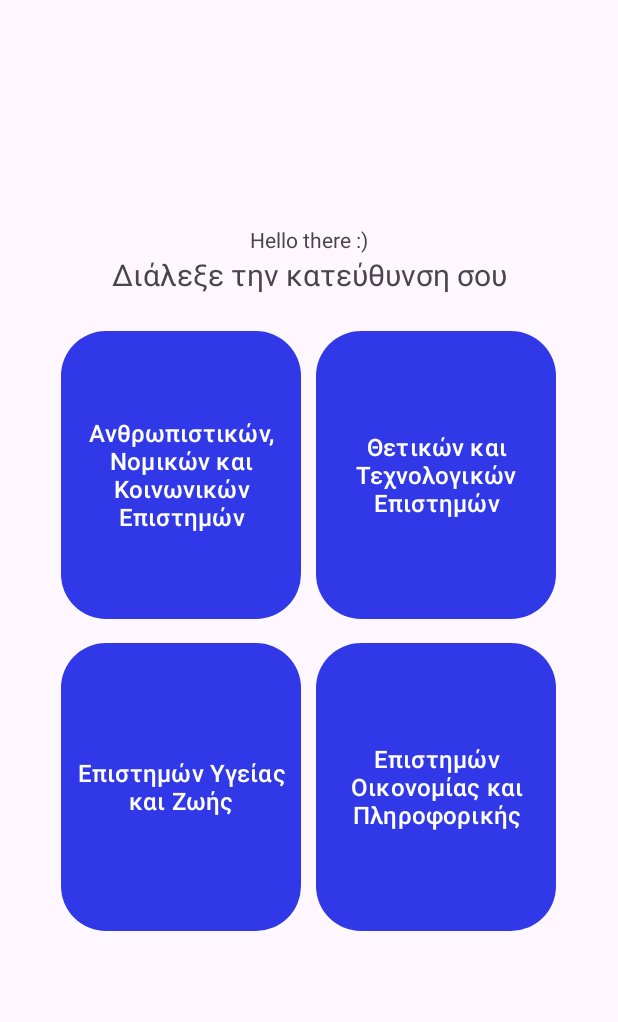
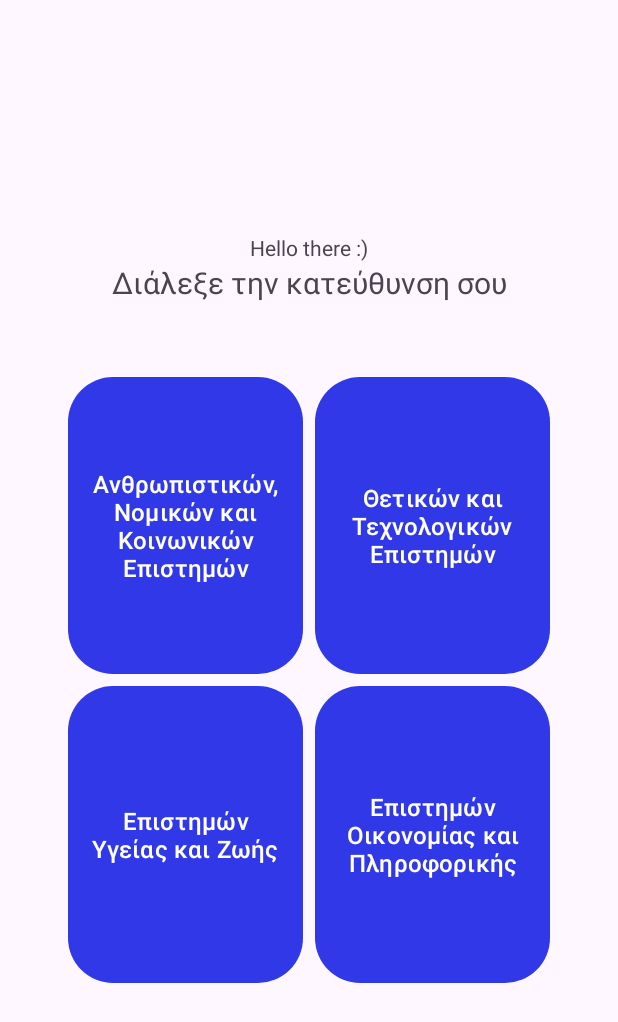
Before and after one commit to Konsttakis/CourseAndroidDev, an Android app: the screen it shows after launch (LaunchingActivity), on a phone screen of 412 x 824 dp. Shown: the top 1022 px of the screen. Run offline under Robolectric (Android 15) with nearby library versions, the phone set to English and light mode, and no system bars.

Commit message:
made launching page responsive

```diff
--- a/app/src/main/res/layout/activity_launching.xml
+++ b/app/src/main/res/layout/activity_launching.xml
@@ -11,11 +11,13 @@
         android:id="@+id/textView"
         android:layout_width="wrap_content"
         android:layout_height="wrap_content"
-        android:layout_marginTop="150dp"
         android:text="Hello there :)"
+        app:layout_constraintBottom_toTopOf="@+id/textView2"
         app:layout_constraintEnd_toEndOf="parent"
         app:layout_constraintStart_toStartOf="parent"
-        app:layout_constraintTop_toTopOf="parent" />
+        app:layout_constraintTop_toTopOf="parent"
+        app:layout_constraintVertical_bias="0.2"
+        app:layout_constraintVertical_chainStyle="packed" />
 
     <TextView
         android:id="@+id/textView2"
@@ -23,33 +25,19 @@
         android:layout_height="wrap_content"
         android:text="Διάλεξε την κατεύθυνση σου"
         android:textSize="20sp"
+        app:layout_constraintBottom_toBottomOf="parent"
         app:layout_constraintEnd_toEndOf="parent"
         app:layout_constraintStart_toStartOf="parent"
         app:layout_constraintTop_toBottomOf="@+id/textView" />
 
-    <LinearLayout
-        android:layout_width="match_parent"
-        android:layout_height="wrap_content"
-        android:layout_marginTop="20dp"
-        android:gravity="center"
-        android:orientation="vertical"
-        app:layout_constraintTop_toBottomOf="@+id/textView2"
-        tools:layout_editor_absoluteX="-27dp">
-
-
-        <LinearLayout
-            android:id="@+id/linearLayout"
-            android:layout_width="match_parent"
-            android:layout_height="wrap_content"
-            android:gravity="center"
-            android:orientation="horizontal"
-            app:layout_constraintTop_toBottomOf="@+id/textView2"
-            tools:layout_editor_absoluteX="0dp">
 
     <Button
         android:id="@+id/humanStudiesButton"
-                android:layout_width="160dp"
-                android:layout_height="200dp"
+        android:layout_width="0dp"
+        android:layout_height="0dp"
+        android:layout_margin="4dp"
+        android:insetTop="0dp"
+        android:insetBottom="0dp"
         android:onClick="openMainActivity"
         android:paddingLeft="4dp"
         android:paddingRight="4dp"
@@ -57,19 +45,18 @@
         android:textAlignment="center"
         android:textSize="16sp"
         app:cornerRadius="30dp"
-                app:layout_constraintEnd_toStartOf="@+id/scienceStudiesButton"
-                app:layout_constraintHorizontal_bias="1.0"
-                app:layout_constraintStart_toStartOf="parent"
-                app:layout_constraintTop_toTopOf="parent" />
-
-            <View
-                android:layout_width="10dp"
-                android:layout_height="match_parent" />
+        app:layout_constraintBottom_toTopOf="@+id/guideline5"
+        app:layout_constraintEnd_toStartOf="@id/guideline2"
+        app:layout_constraintStart_toStartOf="@id/guideline"
+        app:layout_constraintTop_toTopOf="@+id/guideline3" />
 
     <Button
         android:id="@+id/scienceStudiesButton"
-                android:layout_width="160dp"
-                android:layout_height="200dp"
+        android:layout_width="0dp"
+        android:layout_height="0dp"
+        android:layout_margin="4dp"
+        android:insetTop="0dp"
+        android:insetBottom="0dp"
         android:onClick="openMainActivity"
         android:paddingLeft="4dp"
         android:paddingRight="4dp"
@@ -77,24 +64,18 @@
         android:textAlignment="center"
         android:textSize="16sp"
         app:cornerRadius="30dp"
-                app:layout_constraintEnd_toEndOf="parent"
-                app:layout_constraintTop_toTopOf="parent" />
-        </LinearLayout>
-
-    <LinearLayout
-        android:layout_width="match_parent"
-        android:layout_height="wrap_content"
-        android:layout_marginTop="8dp"
-        android:gravity="center"
-        android:orientation="horizontal"
-        app:layout_constraintTop_toBottomOf="@+id/linearLayout"
-        tools:layout_editor_absoluteX="0dp">
+        app:layout_constraintBottom_toTopOf="@+id/guideline5"
+        app:layout_constraintEnd_toStartOf="@+id/guideline1"
+        app:layout_constraintStart_toStartOf="@+id/guideline2"
+        app:layout_constraintTop_toTopOf="@+id/guideline3" />
 
     <Button
         android:id="@+id/medicalStudiesButton"
-            android:layout_width="160dp"
-            android:layout_height="200dp"
-
+        android:layout_width="0dp"
+        android:layout_height="0dp"
+        android:layout_margin="4dp"
+        android:insetTop="0dp"
+        android:insetBottom="0dp"
         android:onClick="openMainActivity"
         android:paddingLeft="10dp"
         android:paddingRight="10dp"
@@ -102,29 +83,75 @@
         android:textAlignment="center"
         android:textSize="16sp"
         app:cornerRadius="30dp"
-            app:layout_constraintEnd_toEndOf="@+id/humanStudiesButton"
-            app:layout_constraintStart_toStartOf="@+id/humanStudiesButton"
-            app:layout_constraintTop_toBottomOf="@+id/humanStudiesButton" />
-
-        <View
-            android:layout_width="10dp"
-            android:layout_height="match_parent" />
+        app:layout_constraintBottom_toTopOf="@+id/guideline4"
+        app:layout_constraintEnd_toStartOf="@+id/guideline2"
+        app:layout_constraintStart_toStartOf="@+id/guideline"
+        app:layout_constraintTop_toTopOf="@+id/guideline5" />
 
     <Button
         android:id="@+id/financialCompSciStudiesButton"
-            android:layout_width="160dp"
-            android:layout_height="200dp"
+        android:layout_width="0dp"
+        android:layout_height="0dp"
+        android:layout_margin="4dp"
+        android:insetTop="0dp"
+        android:insetBottom="0dp"
         android:onClick="openMainActivity"
         android:paddingLeft="4dp"
         android:paddingRight="4dp"
-
         android:text="Επιστημών Οικονομίας και Πληροφορικής"
         android:textAlignment="center"
         android:textSize="16sp"
         app:cornerRadius="30dp"
-            app:layout_constraintEnd_toEndOf="@+id/scienceStudiesButton"
-            app:layout_constraintStart_toStartOf="@+id/scienceStudiesButton"
-            app:layout_constraintTop_toBottomOf="@+id/scienceStudiesButton" />
-    </LinearLayout>
-    </LinearLayout>
+        app:layout_constraintBottom_toTopOf="@+id/guideline4"
+        app:layout_constraintEnd_toEndOf="@id/guideline1"
+        app:layout_constraintStart_toEndOf="@id/guideline2"
+        app:layout_constraintTop_toBottomOf="@id/guideline5" />
+
+    <androidx.constraintlayout.widget.Guideline
+        android:id="@+id/guideline"
+        android:layout_width="0dp"
+        android:layout_height="wrap_content"
+        android:orientation="vertical"
+        app:layout_constraintGuide_percent="0.1"
+        app:layout_constraintStart_toStartOf="parent" />
+
+    <androidx.constraintlayout.widget.Guideline
+        android:id="@+id/guideline1"
+        android:layout_width="0dp"
+        android:layout_height="wrap_content"
+        android:orientation="vertical"
+        app:layout_constraintEnd_toEndOf="parent"
+        app:layout_constraintGuide_percent="0.9" />
+
+    <androidx.constraintlayout.widget.Guideline
+        android:id="@+id/guideline2"
+        android:layout_width="0dp"
+        android:layout_height="wrap_content"
+        android:orientation="vertical"
+        app:layout_constraintEnd_toEndOf="parent"
+        app:layout_constraintGuide_percent="0.5" />
+
+    <androidx.constraintlayout.widget.Guideline
+        android:id="@+id/guideline3"
+        android:layout_width="wrap_content"
+        android:layout_height="0dp"
+        android:orientation="horizontal"
+        app:layout_constraintGuide_percent="0.3"
+        app:layout_constraintTop_toTopOf="parent" />
+
+    <androidx.constraintlayout.widget.Guideline
+        android:id="@+id/guideline4"
+        android:layout_width="wrap_content"
+        android:layout_height="0dp"
+        android:orientation="horizontal"
+        app:layout_constraintGuide_percent="0.8"
+        app:layout_constraintStart_toStartOf="parent" />
+
+    <androidx.constraintlayout.widget.Guideline
+        android:id="@+id/guideline5"
+        android:layout_width="wrap_content"
+        android:layout_height="0dp"
+        android:orientation="horizontal"
+        app:layout_constraintGuide_percent="0.55"
+        app:layout_constraintTop_toTopOf="parent" />
 </androidx.constraintlayout.widget.ConstraintLayout>
```
Lines whose indentation alone changed are shown as unchanged.
